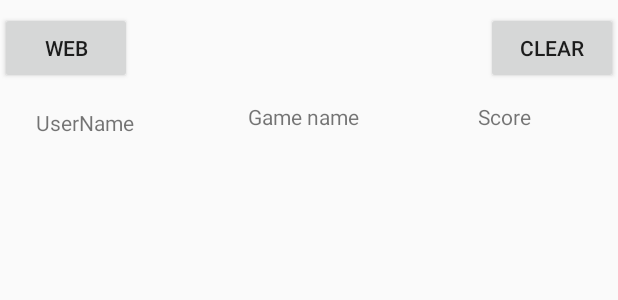
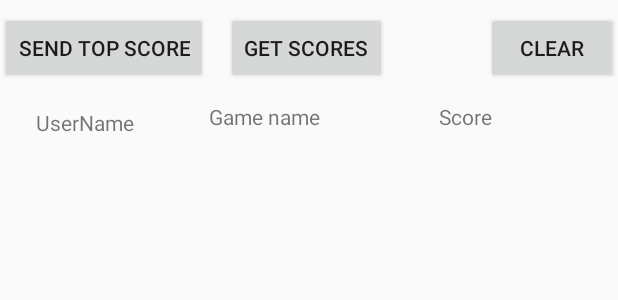
Before and after one commit to linyuqing97/CS441-GameProject, an Android app: the layout activity_leader_board.xml on its own in the app's theme, with its tools: preview values and no code run, on a phone screen of 412 x 824 dp. Shown: the top 300 px of the screen. Run offline under Robolectric (Android 15) with nearby library versions, the phone set to English and light mode, and no system bars; network calls fail.

Commit message:
now can get scores from web

```diff
--- a/app/build.gradle
+++ b/app/build.gradle
@@ -29,4 +29,5 @@ dependencies {
     implementation 'org.sufficientlysecure:html-textview:3.2'
     implementation 'androidx.recyclerview:recyclerview:1.0.0'
     implementation 'com.google.code.gson:gson:2.8.5'
+    implementation 'com.loopj.android:android-async-http:1.4.9'
 }
--- a/app/src/main/AndroidManifest.xml
+++ b/app/src/main/AndroidManifest.xml
@@ -10,6 +10,7 @@
         android:label="@string/app_name"
         android:roundIcon="@mipmap/ic_launcher_round"
         android:supportsRtl="true"
+        android:usesCleartextTraffic="true"
         android:theme="@style/AppTheme">
         <activity android:name=".Result"></activity>
         <activity android:name=".Game" />
--- /dev/null
+++ b/app/src/main/java/com/example/myfungame/network_security_config.xml
@@ -0,0 +1,6 @@
+<?xml version="1.0" encoding="utf-8"?>
+<network-security-config>
+    <domain-config cleartextTrafficPermitted="true">
+        <domain includeSubdomains="true"></domain>
+    </domain-config>
+</network-security-config>
--- a/app/src/main/res/layout/activity_leader_board.xml
+++ b/app/src/main/res/layout/activity_leader_board.xml
@@ -32,14 +32,14 @@
         android:layout_width="wrap_content"
         android:layout_height="wrap_content"
         android:layout_marginTop="8dp"
-        android:text="Web"
+        android:text="Send Top Score"
         app:layout_constraintStart_toStartOf="parent"
         app:layout_constraintTop_toTopOf="parent" />
 
     <TextView
         android:id="@+id/textView"
-        android:layout_width="91dp"
-        android:layout_height="25dp"
+        android:layout_width="wrap_content"
+        android:layout_height="wrap_content"
         android:layout_marginStart="24dp"
         android:layout_marginLeft="24dp"
         android:layout_marginTop="16dp"
@@ -60,8 +60,8 @@
 
     <TextView
         android:id="@+id/textView3"
-        android:layout_width="91dp"
-        android:layout_height="30dp"
+        android:layout_width="wrap_content"
+        android:layout_height="18dp"
         android:layout_marginStart="64dp"
         android:layout_marginLeft="64dp"
         android:layout_marginTop="12dp"
@@ -69,4 +69,15 @@
         app:layout_constraintStart_toEndOf="@+id/textView2"
         app:layout_constraintTop_toBottomOf="@+id/clearButton" />
 
+    <Button
+        android:id="@+id/getWebResult"
+        android:layout_width="wrap_content"
+        android:layout_height="wrap_content"
+        android:layout_marginStart="12dp"
+        android:layout_marginLeft="12dp"
+        android:layout_marginTop="8dp"
+        android:text="Get Scores"
+        app:layout_constraintStart_toEndOf="@+id/webButton"
+        app:layout_constraintTop_toTopOf="parent" />
+
 </androidx.constraintlayout.widget.ConstraintLayout>
```
Also changed, not shown: app/src/main/java/com/example/myfungame/LeaderBoard.java (+57 -49 lines).
